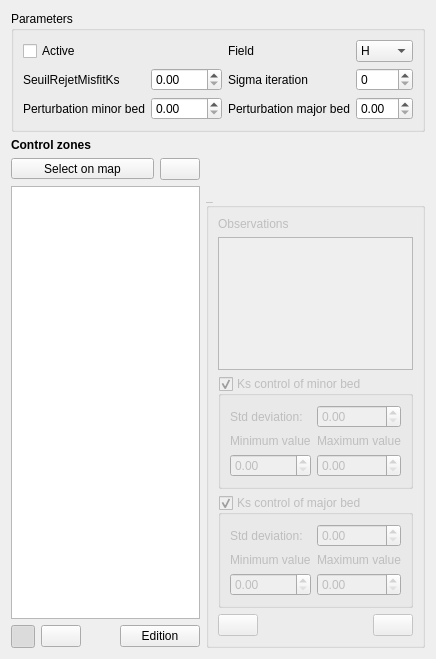
Old version of the form ui/ui_assimilation_ks.ui in the repository Artelia/Mascaret.
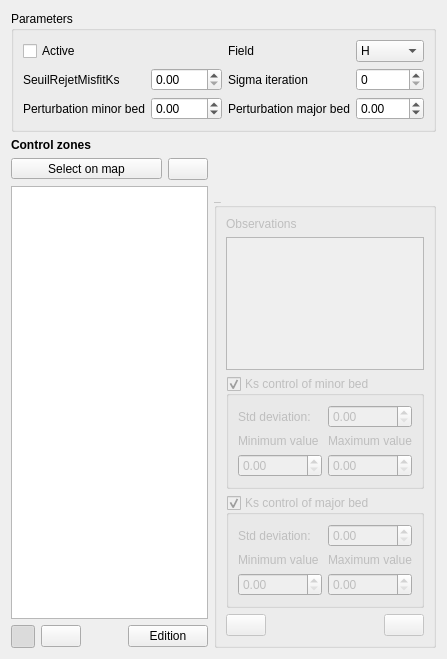
New version of the form. Icons and pictures are not drawn.

The edit to the form file:
```diff
--- a/ui/ui_assimilation_ks.ui
+++ b/ui/ui_assimilation_ks.ui
@@ -69,10 +69,24 @@
        </widget>
       </item>
       <item row="2" column="1">
-       <widget class="QDoubleSpinBox" name="sb_ks_pert_min"/>
+       <widget class="QDoubleSpinBox" name="sb_ks_pert_min">
+        <property name="minimum">
+         <double>-999.000000000000000</double>
+        </property>
+        <property name="maximum">
+         <double>999.990000000000009</double>
+        </property>
+       </widget>
       </item>
       <item row="2" column="3">
-       <widget class="QDoubleSpinBox" name="sb_ks_pert_max"/>
+       <widget class="QDoubleSpinBox" name="sb_ks_pert_max">
+        <property name="minimum">
+         <double>-999.000000000000000</double>
+        </property>
+        <property name="maximum">
+         <double>999.000000000000000</double>
+        </property>
+       </widget>
       </item>
       <item row="1" column="3">
        <widget class="QSpinBox" name="sb_ks_sigma"/>
```
